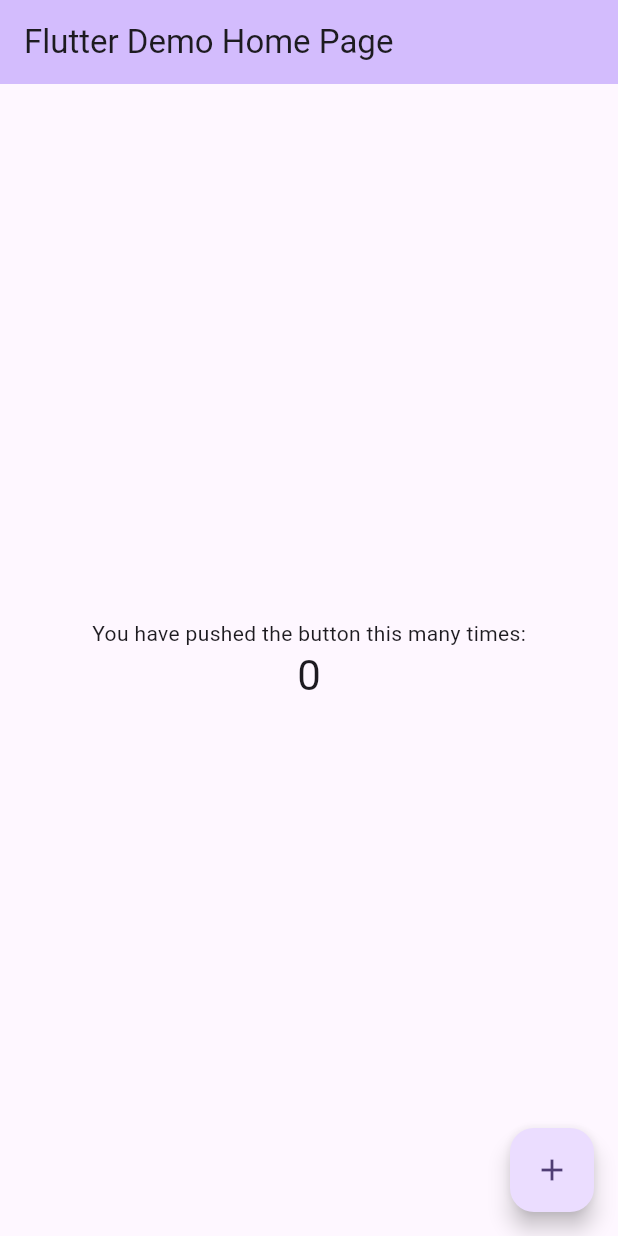
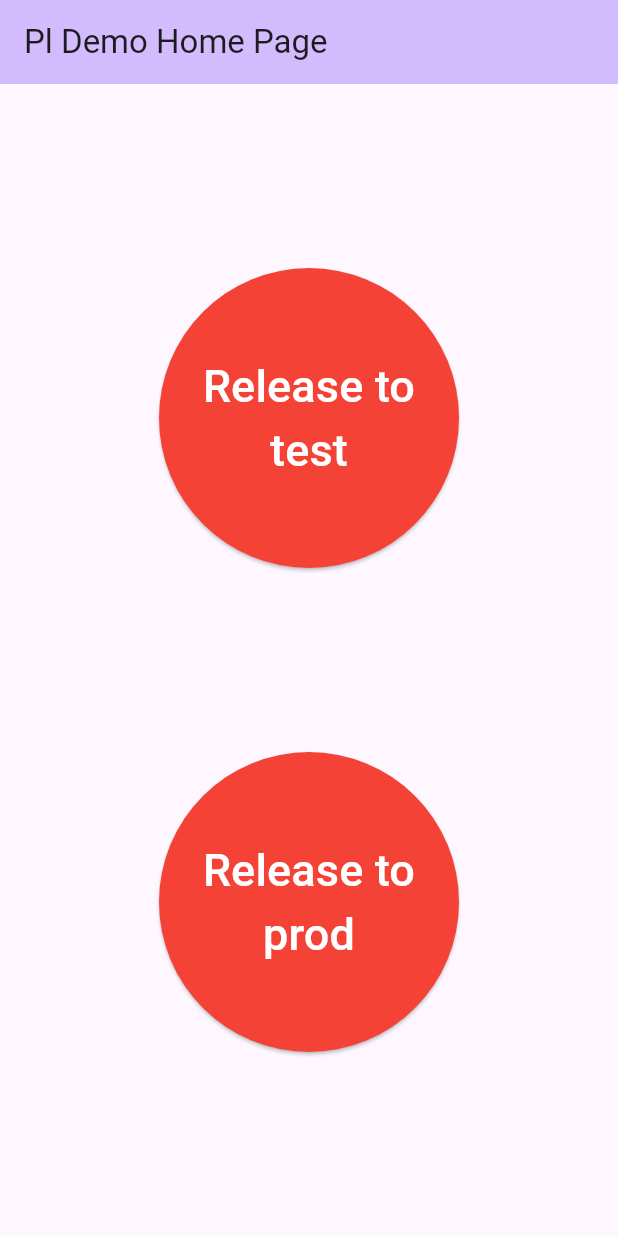
Before and after one commit to onlifeltd/onlife-flutter-playground, a Flutter app: the screen it shows after launch, on a phone screen of 412 x 824 dp. Run offline on Flutter 3.47's test engine with Material 3 defaults, Android fonts, the phone set to English and light mode, and no system bars.

Commit message:
Add two buttons

```diff
--- a/app/lib/main.dart
+++ b/app/lib/main.dart
@@ -7,46 +7,21 @@ void main() {
 class MyApp extends StatelessWidget {
   const MyApp({super.key});
 
-  // This widget is the root of your application.
   @override
   Widget build(BuildContext context) {
     return MaterialApp(
       title: 'Flutter Demo',
       theme: ThemeData(
-        // This is the theme of your application.
-        //
-        // TRY THIS: Try running your application with "flutter run". You'll see
-        // the application has a purple toolbar. Then, without quitting the app,
-        // try changing the seedColor in the colorScheme below to Colors.green
-        // and then invoke "hot reload" (save your changes or press the "hot
-        // reload" button in a Flutter-supported IDE, or press "r" if you used
-        // the command line to start the app).
-        //
-        // Notice that the counter didn't reset back to zero; the application
-        // state is not lost during the reload. To reset the state, use hot
-        // restart instead.
-        //
-        // This works for code too, not just values: Most code changes can be
-        // tested with just a hot reload.
         colorScheme: ColorScheme.fromSeed(seedColor: Colors.deepPurple),
         useMaterial3: true,
       ),
-      home: const MyHomePage(title: 'Flutter Demo Home Page'),
+      home: const MyHomePage(title: 'Pl Demo Home Page'),
     );
   }
 }
 
 class MyHomePage extends StatefulWidget {
   const MyHomePage({super.key, required this.title});
-
-  // This widget is the home page of your application. It is stateful, meaning
-  // that it has a State object (defined below) that contains fields that affect
-  // how it looks.
-
-  // This class is the configuration for the state. It holds the values (in this
-  // case the title) provided by the parent (in this case the App widget) and
-  // used by the build method of the State. Fields in a Widget subclass are
-  // always marked "final".
 
   final String title;
 
@@ -55,71 +30,42 @@ class MyHomePage extends StatefulWidget {
 }
 
 class _MyHomePageState extends State<MyHomePage> {
-  int _counter = 0;
-
-  void _incrementCounter() {
-    setState(() {
-      // This call to setState tells the Flutter framework that something has
-      // changed in this State, which causes it to rerun the build method below
-      // so that the display can reflect the updated values. If we changed
-      // _counter without calling setState(), then the build method would not be
-      // called again, and so nothing would appear to happen.
-      _counter++;
-    });
-  }
-
   @override
   Widget build(BuildContext context) {
-    // This method is rerun every time setState is called, for instance as done
-    // by the _incrementCounter method above.
-    //
-    // The Flutter framework has been optimized to make rerunning build methods
-    // fast, so that you can just rebuild anything that needs updating rather
-    // than having to individually change instances of widgets.
     return Scaffold(
       appBar: AppBar(
-        // TRY THIS: Try changing the color here to a specific color (to
-        // Colors.amber, perhaps?) and trigger a hot reload to see the AppBar
-        // change color while the other colors stay the same.
         backgroundColor: Theme.of(context).colorScheme.inversePrimary,
-        // Here we take the value from the MyHomePage object that was created by
-        // the App.build method, and use it to set our appbar title.
         title: Text(widget.title),
       ),
       body: Center(
-        // Center is a layout widget. It takes a single child and positions it
-        // in the middle of the parent.
         child: Column(
-          // Column is also a layout widget. It takes a list of children and
-          // arranges them vertically. By default, it sizes itself to fit its
-          // children horizontally, and tries to be as tall as its parent.
-          //
-          // Column has various properties to control how it sizes itself and
-          // how it positions its children. Here we use mainAxisAlignment to
-          // center the children vertically; the main axis here is the vertical
-          // axis because Columns are vertical (the cross axis would be
-          // horizontal).
-          //
-          // TRY THIS: Invoke "debug painting" (choose the "Toggle Debug Paint"
-          // action in the IDE, or press "p" in the console), to see the
-          // wireframe for each widget.
-          mainAxisAlignment: MainAxisAlignment.center,
-          children: <Widget>[
-            const Text(
-              'You have pushed the button this many times:',
-            ),
-            Text(
-              '$_counter',
-              style: Theme.of(context).textTheme.headlineMedium,
-            ),
-          ],
+          mainAxisAlignment: MainAxisAlignment.spaceEvenly,
+          children: ['test', 'prod']
+              .map((env) => SizedBox(
+                    width: 200,
+                    height: 200,
+                    child: ElevatedButton(
+                      onPressed: () => _release(env),
+                      style: ElevatedButton.styleFrom(
+                        backgroundColor: Colors.red,
+                        shape: const RoundedRectangleBorder(
+                          borderRadius: BorderRadius.all(Radius.circular(100)),
+                        ),
+                        // minimumSize: const Size(200, 200),
+                      ),
+                      child: Text('Release to $env',
+                          textAlign: TextAlign.center,
+                          style: const TextStyle(
+                              // align: TextAlign.center,
+                              fontSize: 30,
+                              color: Colors.white)),
+                    ),
+                  ))
+              .toList(),
         ),
       ),
-      floatingActionButton: FloatingActionButton(
-        onPressed: _incrementCounter,
-        tooltip: 'Increment',
-        child: const Icon(Icons.add),
-      ), // This trailing comma makes auto-formatting nicer for build methods.
     );
   }
+
+  _release(String s) {}
 }
```
Also changed, not shown: app/pubspec.yaml (+3 -68 lines), app/pubspec.lock.
